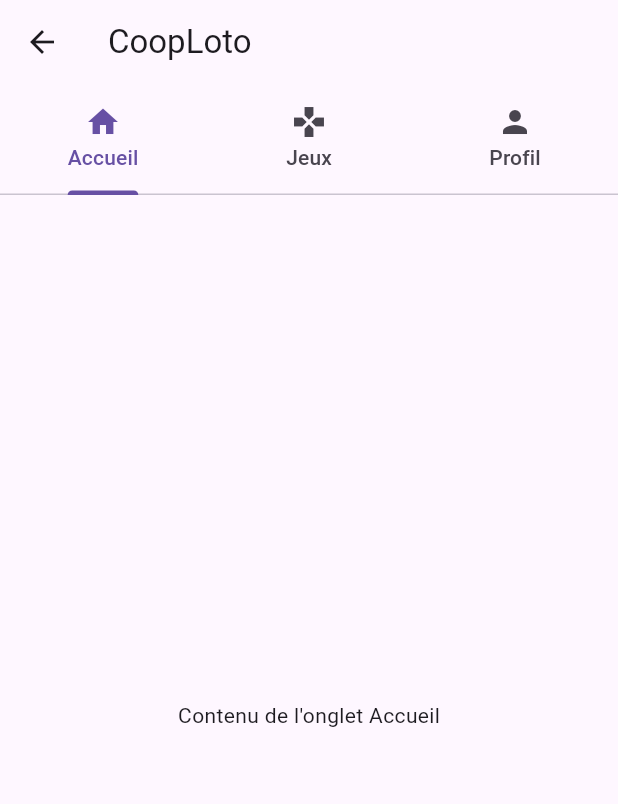
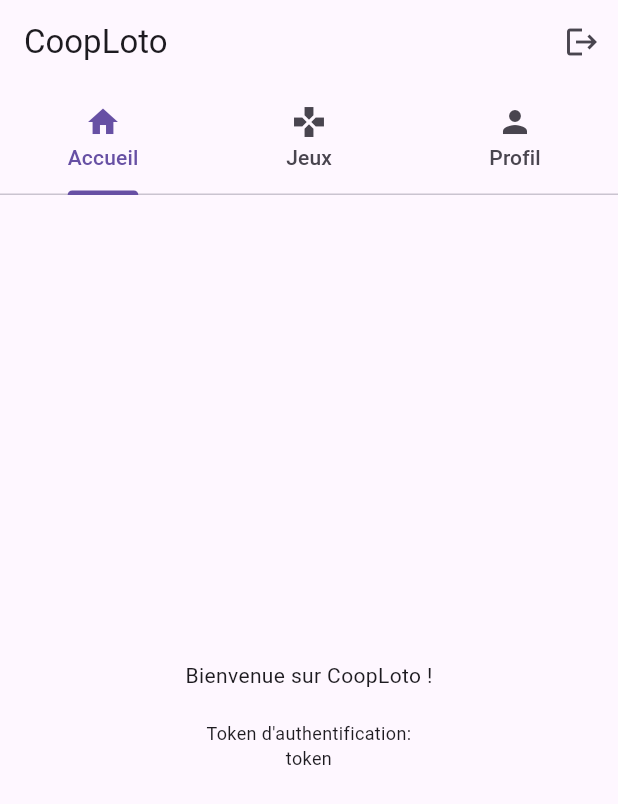
Before and after one commit to SamuelReinaldoRamirez/EuromillionCoop-ratif, a Flutter app: the HomePage screen opened directly, on a phone screen of 412 x 824 dp. Shown: the top 804 px of the screen. Run offline on Flutter 3.47's test engine with Material 3 defaults, Android fonts, the phone set to English and light mode, and no system bars; our stand-ins replace flutter_dotenv, shared_preferences; accounts and stored records are empty.

Commit message:
login, signup ok (il faudrait mieux montrer les errur genre mdp incorrect, email non reconnu, et email deja existant) et token stocké dnas shared preferences

```diff
--- a/lib/home_page.dart
+++ b/lib/home_page.dart
@@ -1,4 +1,6 @@
 import 'package:flutter/material.dart';
+import 'package:shared_preferences/shared_preferences.dart';
+import 'login_page.dart';
 
 class HomePage extends StatefulWidget {
   const HomePage({super.key});
@@ -8,13 +10,27 @@ class HomePage extends StatefulWidget {
 }
 
 class _HomePageState extends State<HomePage> with SingleTickerProviderStateMixin {
+  Future<void> _logout() async {
+    try {
+      // Supprimer le token d'authentification
+      final prefs = await SharedPreferences.getInstance();
+      await prefs.remove('authToken');
+
+      // Naviguer vers la page de connexion
+      if (!mounted) return;
+      Navigator.of(context).pushAndRemoveUntil(
+        MaterialPageRoute(builder: (context) => const LoginPage()),
+        (Route<dynamic> route) => false,
+      );
+    } catch (e) {
+      if (!mounted) return;
+      ScaffoldMessenger.of(context).showSnackBar(
+        SnackBar(content: Text('Erreur lors de la déconnexion: $e')),
+      );
+    }
+  }
   late TabController _tabController;
 
-  @override
-  void initState() {
-    super.initState();
-    _tabController = TabController(length: 3, vsync: this);
-  }
 
   @override
   void dispose() {
@@ -27,6 +43,13 @@ class _HomePageState extends State<HomePage> with SingleTickerProviderStateMixin
     return Scaffold(
       appBar: AppBar(
         title: const Text('CoopLoto'),
+        actions: [
+          IconButton(
+            icon: const Icon(Icons.logout),
+            onPressed: _logout,
+            tooltip: 'Déconnexion',
+          ),
+        ],
         bottom: TabBar(
           controller: _tabController,
           tabs: const [
@@ -47,9 +70,45 @@ class _HomePageState extends State<HomePage> with SingleTickerProviderStateMixin
     );
   }
 
+  String? _authToken;
+
+  //   @override
+  // void initState() {
+  //   super.initState();
+  //   _tabController = TabController(length: 3, vsync: this);
+  // }
+
+  @override
+  void initState() {
+    super.initState();
+    _tabController = TabController(length: 3, vsync: this);
+    _loadAuthToken();
+  }
+
+  Future<void> _loadAuthToken() async {
+    final prefs = await SharedPreferences.getInstance();
+    setState(() {
+      _authToken = prefs.getString('authToken');
+    });
+  }
+
   Widget _buildHomeTab() {
-    return const Center(
-      child: Text('Contenu de l\'onglet Accueil'),
+    return Center(
+      child: Column(
+        mainAxisAlignment: MainAxisAlignment.center,
+        children: [
+          const Text('Bienvenue sur CoopLoto !'),
+          const SizedBox(height: 20),
+          if (_authToken != null)
+            Text(
+              'Token d\'authentification:\n$_authToken',
+              style: const TextStyle(fontSize: 12),
+              textAlign: TextAlign.center,
+            ),
+          if (_authToken == null)
+            const Text('Pas de token d\'authentification'),
+        ],
+      ),
     );
   }
 
--- a/lib/login_page.dart
+++ b/lib/login_page.dart
@@ -1,4 +1,5 @@
 import 'package:flutter/material.dart';
+import 'package:shared_preferences/shared_preferences.dart';
 import '../services/xano_service.dart';
 import 'home_page.dart';
 
@@ -50,11 +51,22 @@ class _LoginPageState extends State<LoginPage> {
   final response = await XanoService().login(email, password);
 
   if (response['statusCode'] == 200 || response['statusCode'] == 201) {
-    final token = response['authToken'] ?? 'inconnu';
-    ScaffoldMessenger.of(context).showSnackBar(
-      SnackBar(content: Text('Connecté : $token')),
-    );
-    // Redirection éventuelle ici
+    final token = response['authToken'];
+    if (token != null) {
+      // Stocker le token dans SharedPreferences
+      final prefs = await SharedPreferences.getInstance();
+      await prefs.setString('authToken', token);
+
+      // Naviguer vers la page d'accueil
+      Navigator.pushReplacement(
+        context,
+        MaterialPageRoute(builder: (context) => const HomePage()),
+      );
+    } else {
+      ScaffoldMessenger.of(context).showSnackBar(
+        const SnackBar(content: Text('Erreur: Token non reçu')),
+      );
+    }
   } else {
     print(response['message']);
     print(response['body']);
--- a/lib/services/xano_service.dart
+++ b/lib/services/xano_service.dart
@@ -79,7 +79,7 @@ class XanoService {
   Future<Map<String, dynamic>> register(String email, String password, [String? pseudo]) async {
     try {
       final response = await http.post(
-        Uri.parse('$baseUrl/auth/register'),
+        Uri.parse('$baseUrl/auth/signup'),
         headers: {
           'Content-Type': 'application/json',
           // 'Authorization': 'Bearer $apiKey',
--- a/pubspec.yaml
+++ b/pubspec.yaml
@@ -32,7 +32,7 @@ dependencies:
     sdk: flutter
   http: ^1.2.0
   provider: ^6.1.1
-  shared_preferences: ^2.2.2
+  shared_preferences: ^2.5.3
   cupertino_icons: ^1.0.8
   flutter_dotenv: ^5.0.0
 
```
